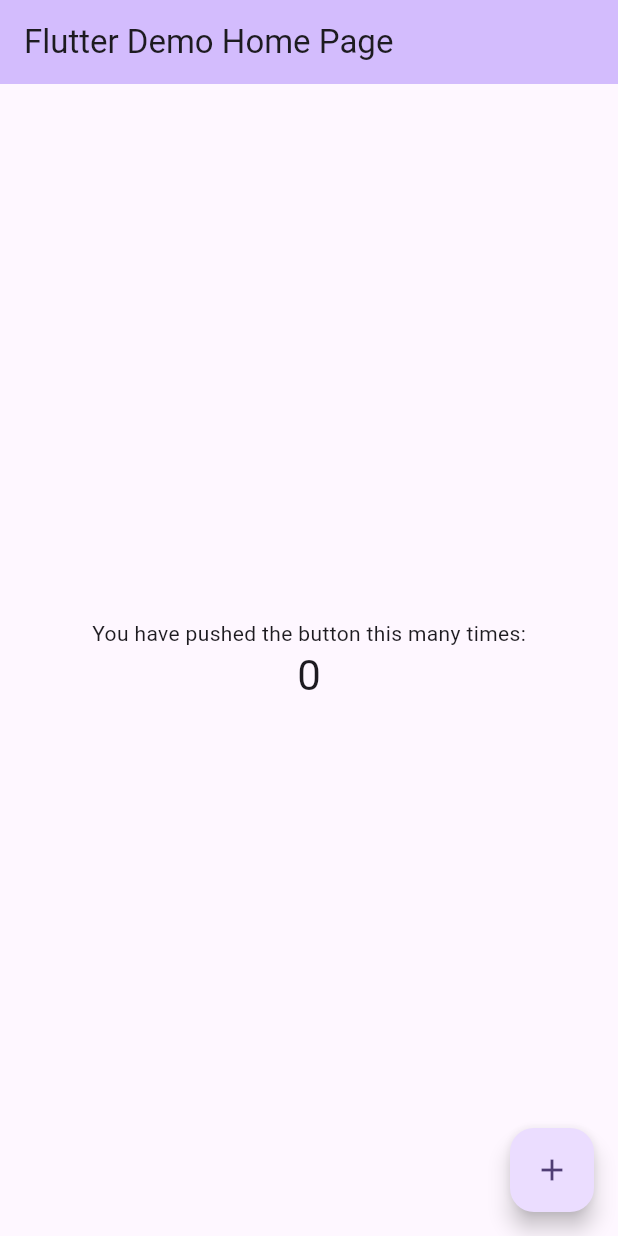
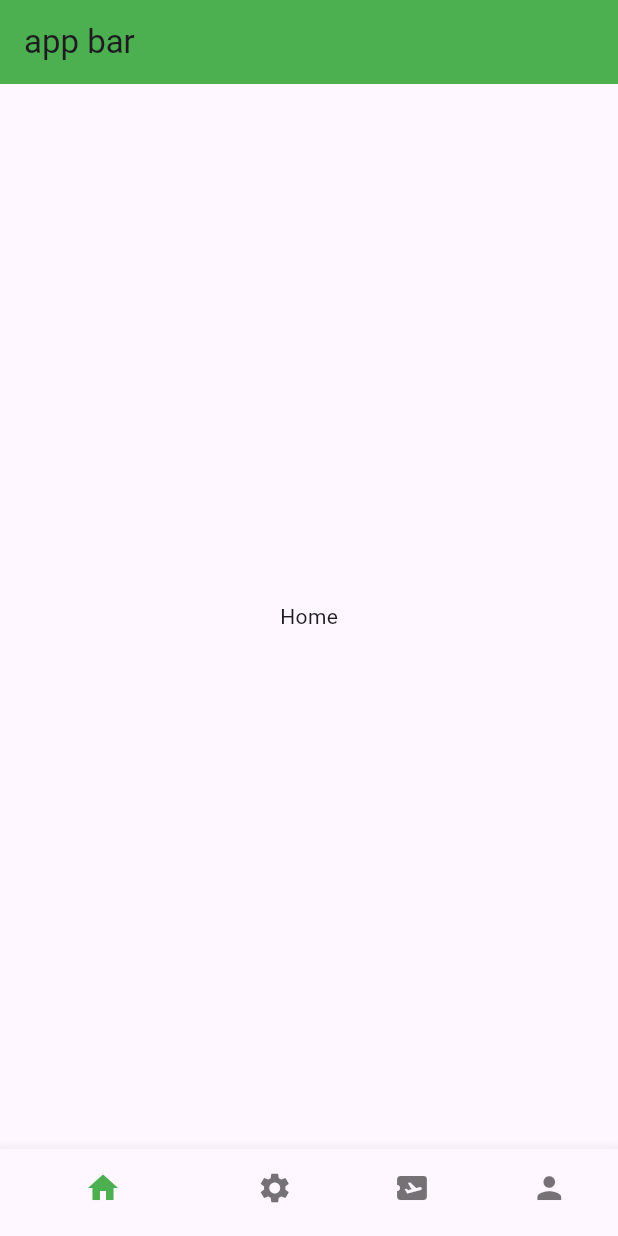
Before and after one commit to Ramkrishna06/tickets_app, a Flutter app: the screen it shows after launch, on a phone screen of 412 x 824 dp. Run offline on Flutter 3.47's test engine with Material 3 defaults, Android fonts, the phone set to English and light mode, and no system bars.

Commit message:
intialscreen01

```diff
--- /dev/null
+++ b/lib/Base/bottom_nav_bar.dart
@@ -0,0 +1,52 @@
+import 'package:flutter/cupertino.dart';
+import 'package:flutter/material.dart';
+
+class BottomNavBar extends StatefulWidget {
+  const BottomNavBar({super.key});
+
+  @override
+  State<BottomNavBar> createState() => _BottomNavBarState();
+}
+
+class _BottomNavBarState extends State<BottomNavBar> {
+  final appscreen = [
+    Center(child: const Text("Home")),
+    Center(child: const Text("tickets")),
+    Center(child: const Text("profile")),
+    Center(child: const Text("person")),
+  ];
+
+
+  int _selectedIndex = 0;
+  void _onItemTap(int index) {
+    setState(() {
+      _selectedIndex = index;
+    });
+    print("tapped $_selectedIndex");
+  }
+
+  @override
+  Widget build(BuildContext context) {
+    return Scaffold(
+      appBar: AppBar(
+        title: Text("app bar"),
+        backgroundColor: Colors.green,
+      ),
+      body: appscreen[_selectedIndex],
+      bottomNavigationBar: BottomNavigationBar(
+        currentIndex: _selectedIndex,
+        onTap: _onItemTap,
+        selectedItemColor: Colors.green,
+        unselectedItemColor: Colors.black54,
+        showSelectedLabels: false,
+        items: const [
+          BottomNavigationBarItem(icon: Icon(Icons.home), label: "Home"),
+          BottomNavigationBarItem(icon: Icon(Icons.settings), label: "Setting"),
+          BottomNavigationBarItem(
+              icon: Icon(Icons.airplane_ticket), label: "tickets"),
+          BottomNavigationBarItem(icon: Icon(Icons.person), label: "profile"),
+        ],
+      ),
+    );
+  }
+}
--- a/lib/main.dart
+++ b/lib/main.dart
@@ -1,4 +1,6 @@
 import 'package:flutter/material.dart';
+
+import 'Base/bottom_nav_bar.dart';
 
 void main() {
   runApp(const MyApp());
@@ -7,119 +9,10 @@ void main() {
 class MyApp extends StatelessWidget {
   const MyApp({super.key});
 
-  // This widget is the root of your application.
   @override
   Widget build(BuildContext context) {
     return MaterialApp(
-      title: 'Flutter Demo',
-      theme: ThemeData(
-        // This is the theme of your application.
-        //
-        // TRY THIS: Try running your application with "flutter run". You'll see
-        // the application has a purple toolbar. Then, without quitting the app,
-        // try changing the seedColor in the colorScheme below to Colors.green
-        // and then invoke "hot reload" (save your changes or press the "hot
-        // reload" button in a Flutter-supported IDE, or press "r" if you used
-        // the command line to start the app).
-        //
-        // Notice that the counter didn't reset back to zero; the application
-        // state is not lost during the reload. To reset the state, use hot
-        // restart instead.
-        //
-        // This works for code too, not just values: Most code changes can be
-        // tested with just a hot reload.
-        colorScheme: ColorScheme.fromSeed(seedColor: Colors.deepPurple),
-        useMaterial3: true,
-      ),
-      home: const MyHomePage(title: 'Flutter Demo Home Page'),
+      home: BottomNavBar(),
     );
   }
 }
-
-class MyHomePage extends StatefulWidget {
-  const MyHomePage({super.key, required this.title});
-
-  // This widget is the home page of your application. It is stateful, meaning
-  // that it has a State object (defined below) that contains fields that affect
-  // how it looks.
-
-  // This class is the configuration for the state. It holds the values (in this
-  // case the title) provided by the parent (in this case the App widget) and
-  // used by the build method of the State. Fields in a Widget subclass are
-  // always marked "final".
-
-  final String title;
-
-  @override
-  State<MyHomePage> createState() => _MyHomePageState();
-}
-
-class _MyHomePageState extends State<MyHomePage> {
-  int _counter = 0;
-
-  void _incrementCounter() {
-    setState(() {
-      // This call to setState tells the Flutter framework that something has
-      // changed in this State, which causes it to rerun the build method below
-      // so that the display can reflect the updated values. If we changed
-      // _counter without calling setState(), then the build method would not be
-      // called again, and so nothing would appear to happen.
-      _counter++;
-    });
-  }
-
-  @override
-  Widget build(BuildContext context) {
-    // This method is rerun every time setState is called, for instance as done
-    // by the _incrementCounter method above.
-    //
-    // The Flutter framework has been optimized to make rerunning build methods
-    // fast, so that you can just rebuild anything that needs updating rather
-    // than having to individually change instances of widgets.
-    return Scaffold(
-      appBar: AppBar(
-        // TRY THIS: Try changing the color here to a specific color (to
-        // Colors.amber, perhaps?) and trigger a hot reload to see the AppBar
-        // change color while the other colors stay the same.
-        backgroundColor: Theme.of(context).colorScheme.inversePrimary,
-        // Here we take the value from the MyHomePage object that was created by
-        // the App.build method, and use it to set our appbar title.
-        title: Text(widget.title),
-      ),
-      body: Center(
-        // Center is a layout widget. It takes a single child and positions it
-        // in the middle of the parent.
-        child: Column(
-          // Column is also a layout widget. It takes a list of children and
-          // arranges them vertically. By default, it sizes itself to fit its
-          // children horizontally, and tries to be as tall as its parent.
-          //
-          // Column has various properties to control how it sizes itself and
-          // how it positions its children. Here we use mainAxisAlignment to
-          // center the children vertically; the main axis here is the vertical
-          // axis because Columns are vertical (the cross axis would be
-          // horizontal).
-          //
-          // TRY THIS: Invoke "debug painting" (choose the "Toggle Debug Paint"
-          // action in the IDE, or press "p" in the console), to see the
-          // wireframe for each widget.
-          mainAxisAlignment: MainAxisAlignment.center,
-          children: <Widget>[
-            const Text(
-              'You have pushed the button this many times:',
-            ),
-            Text(
-              '$_counter',
-              style: Theme.of(context).textTheme.headlineMedium,
-            ),
-          ],
-        ),
-      ),
-      floatingActionButton: FloatingActionButton(
-        onPressed: _incrementCounter,
-        tooltip: 'Increment',
-        child: const Icon(Icons.add),
-      ), // This trailing comma makes auto-formatting nicer for build methods.
-    );
-  }
-}
--- a/pubspec.yaml
+++ b/pubspec.yaml
@@ -35,6 +35,8 @@ dependencies:
   # The following adds the Cupertino Icons font to your application.
   # Use with the CupertinoIcons class for iOS style icons.
   cupertino_icons: ^1.0.8
+  fluentui_icons: ^1.0.0
+
 
 dev_dependencies:
   flutter_test:
@@ -45,7 +47,7 @@ dev_dependencies:
   # activated in the `analysis_options.yaml` file located at the root of your
   # package. See that file for information about deactivating specific lint
   # rules and activating additional ones.
-  flutter_lints: ^4.0.0
+  flutter_lints: ^5.0.0
 
 # For information on the generic Dart part of this file, see the
 # following page: https://dart.dev/tools/pub/pubspec
```
Also changed, not shown: pubspec.lock.
